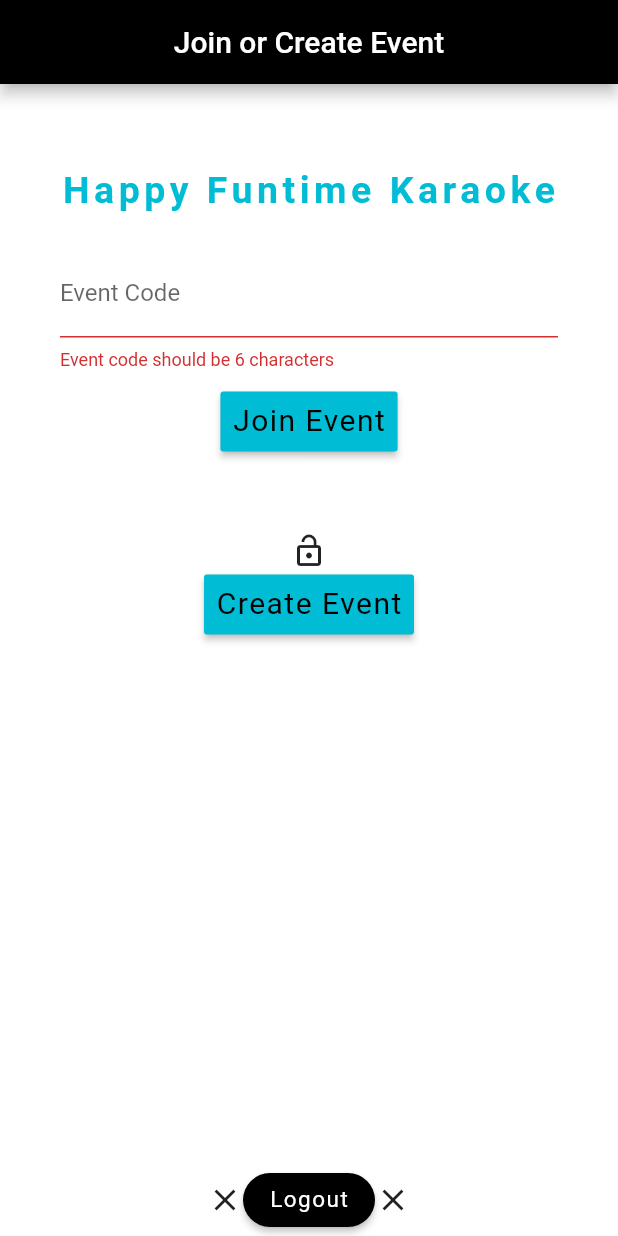
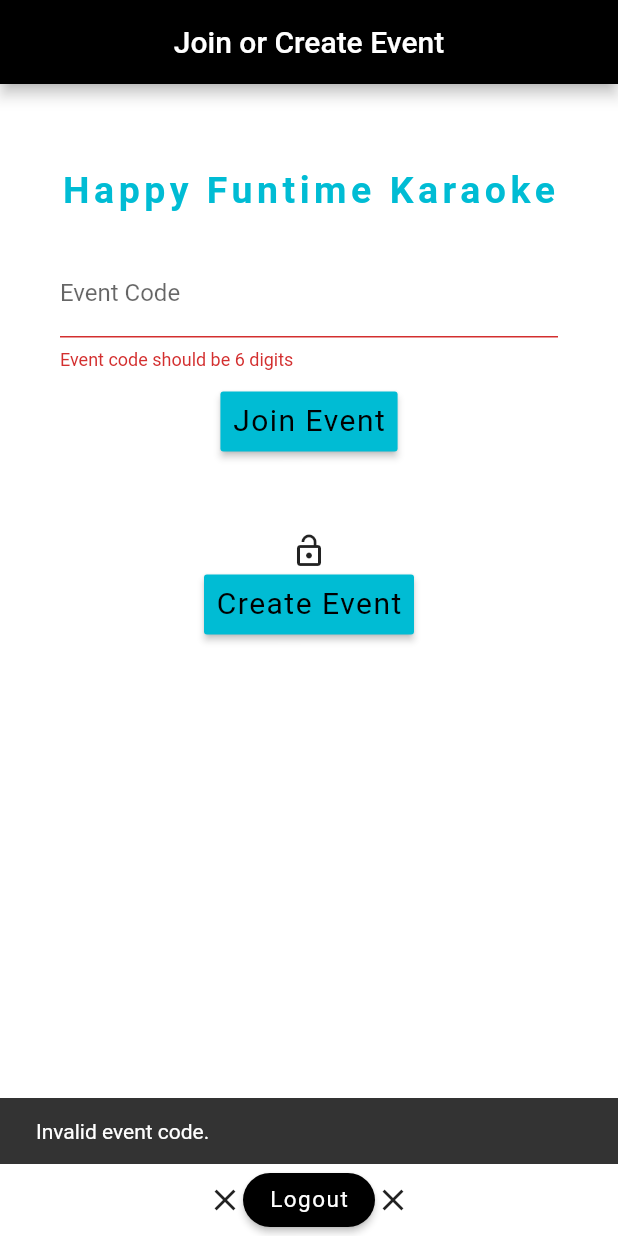
Before and after one commit to EvanRhoades/CSC490-Karaoke-App, a Flutter app: the JoinOrCreatePage screen opened directly, after a tap on "Join Event", on a phone screen of 412 x 824 dp. Run offline on Flutter 3.47's test engine with Material 2 defaults, Android fonts, the phone set to English and light mode, and no system bars.

Commit message:
added a lot of comments and made tweaks here and there

```diff
--- a/karaoke490/lib/create_account_page.dart
+++ b/karaoke490/lib/create_account_page.dart
@@ -65,6 +65,7 @@ class _CreatePageState extends State<CreatePage> {
         title: new Text("Create Account"),
       ),
       backgroundColor: Colors.white,
+      // widget that contains pretty much everything on this page
       body: new ListView(children: <Widget>[
         new Container(
           alignment: Alignment.center,
--- a/karaoke490/lib/join_or_create.dart
+++ b/karaoke490/lib/join_or_create.dart
@@ -14,17 +14,6 @@ class _JoinOrCreatePageState extends State<JoinOrCreatePage> {
   final formKey3 = new GlobalKey<FormState>();
   String _eventCodeUser;
 
-  _JoinOrCreatePageState() {
-    // SEAN: INSERT CODE HERE
-    // check if this user is a DJ or not
-    // we should get this value when the user logs in
-
-    //NO CODE NEEDS TO BE DONE HERE BECAUSE THE DJ ID IS RETRIEVED UPON LOGIN
-
-    // this is how you access the global variables from "globals.dart"
-    // globals.isDJ = true;
-  }
-
   // adjust color of button depending on whether or not the user is a DJ
   Color _buttonColor() {
     if (globals.isDJ)
@@ -35,20 +24,42 @@ class _JoinOrCreatePageState extends State<JoinOrCreatePage> {
 
   // what happens when the user clicks "Join Karaoke Event"
   void _routeJoin() {
+
     // first we grab the formKey as it currently stands
     final form = formKey3.currentState;
 
     // I set this to true to test the routing, this should normally be initialized to false
     bool eventCodeExists = true;
     // SEAN: INSERT CODE HERE
-    // check if this event code exists
+    // 1. check if this event code exists
 
-    // if the input is syntactically valid, we save it
+
+    // if the input is syntactically valid, we save it and move to the next page
     if (form.validate() && eventCodeExists) {
       form.save();
 
+      /*
+         SEAN:
+         This is when we pull the event data & songlist
+         Variables:
+          Songlist Stuff:
+            a) globals.djSonglist
+            b) globals.djArtistlist
+          Event Queue Stuff:
+            a) globals.participantList
+            b) globals.participantSongs
+      */
+
       Navigator.push(context,
           new MaterialPageRoute(builder: (context) => new ChooseSongPage()));
+    }
+    // if not, let the user know
+    else{
+      final snackbar2 = new SnackBar(
+        content:
+        new Text("Invalid event code."),
+      );
+      scaffoldKey3.currentState.showSnackBar(snackbar2);
     }
   }
 
@@ -57,6 +68,7 @@ class _JoinOrCreatePageState extends State<JoinOrCreatePage> {
     if (globals.isDJ)
       Navigator.push(context,
           new MaterialPageRoute(builder: (context) => new QueueDjPage()));
+    // if the user is not a DJ, let them know that they cannot create an event
     else {
       final snackbar = new SnackBar(
         content:
@@ -67,16 +79,25 @@ class _JoinOrCreatePageState extends State<JoinOrCreatePage> {
     }
   }
 
+  // these variables exist to adjust the visual display of the logout button when pressed
   Color backColor = Colors.white;
   bool yesNoVisible = false;
   IconData beginIcon = Icons.close;
   bool userLeaving = false;
   String leaveButtonText = "Logout";
   Color beginColor = Colors.black;
-  // if participant is trying to finish event, display "Yes" and "no" buttons
+
+  // if participant is trying to logout, display "Yes" and "no" buttons
   void yesOrNo(bool yesNo) {
-    // if yes, exit event
+    // if yes, logout
     if (yesNo) {
+      /*
+        SEAN:
+        So at this point the user wants to logout.  At this point, the user would not
+        be in an event or be managing an event, but maybe the server needs to know
+        if a user logs out...?  I'm not sure.
+       */
+
       Navigator.push(context,
           new MaterialPageRoute(builder: (context) => new LoginPage()));
     }
@@ -103,9 +124,12 @@ class _JoinOrCreatePageState extends State<JoinOrCreatePage> {
     }
   }
 
+  // when user presses "logout", this method is used to help facilitate the button changes
+  // for transitioning to "are you sure?"
   Row exitButton() {
     return new Row(mainAxisAlignment: MainAxisAlignment.center, children: <
         Widget>[
+          // if the user has tried to logout, display this button
       yesNoVisible
           ? new RaisedButton(
         shape: new RoundedRectangleBorder(
@@ -125,11 +149,12 @@ class _JoinOrCreatePageState extends State<JoinOrCreatePage> {
         splashColor: Colors.cyan,
         padding:
         EdgeInsets.only(left: 4.0, right: 4.0, bottom: 6.0, top: 2.0),
+        // if they press this button ("yes"), continue with logout process
         onPressed: () => yesOrNo(true),
       )
           : new Text(""),
       new Icon(beginIcon),
-      // begins the event
+      // this "button" really just displays "are you sure?"
       new RaisedButton(
         shape: new RoundedRectangleBorder(
             borderRadius: new BorderRadius.circular(30.0)),
@@ -149,6 +174,7 @@ class _JoinOrCreatePageState extends State<JoinOrCreatePage> {
         onPressed: dblCheckLeave,
       ),
       new Icon(beginIcon),
+      // if user changes their mind and presses "no", go back to previous state
       yesNoVisible
           ? new RaisedButton(
         shape: new RoundedRectangleBorder(
@@ -174,17 +200,8 @@ class _JoinOrCreatePageState extends State<JoinOrCreatePage> {
     ]);
   }
 
-  void _logout() {
-    /*
-      SEAN:
-      I'm assuming the server will keep track of who is logged in or not.  If so,
-      this would be the time to let the server know that the user is logging out.
-     */
-
-    Navigator.push(context,
-        new MaterialPageRoute(builder: (context) => new LoginPage()));
-  }
-
+  // the icon that is displayed above "create event" button
+  // it changes depending on whether or not the user is a DJ
   IconData whichIcon() {
     IconData lockOrUnlock;
 
@@ -207,7 +224,9 @@ class _JoinOrCreatePageState extends State<JoinOrCreatePage> {
       ),
       backgroundColor: Colors.white,
       bottomNavigationBar: exitButton(),
+      // this is the widget where everything on this page is displayed (more or less)
       body: new ListView(children: <Widget>[
+        // text containing app name
         new Container(
           alignment: Alignment.center,
           child: new RichText(
@@ -223,6 +242,7 @@ class _JoinOrCreatePageState extends State<JoinOrCreatePage> {
             ),
           ),
         ),
+        // event code form and button that goes with it
         new Container(
           alignment: Alignment.center,
           padding: const EdgeInsets.only(top: 10.0, left: 40.0, right: 40.0),
@@ -234,7 +254,7 @@ class _JoinOrCreatePageState extends State<JoinOrCreatePage> {
                   style: TextStyle(color: Colors.black),
                   // validates email input; val = user input
                   validator: (val) => val.length < 6
-                      ? 'Event code should be 6 characters'
+                      ? 'Event code should be 6 digits'
                       : null,
                   // assigns user input to appropriate variable
                   onSaved: (val) => _eventCodeUser = val,
@@ -265,6 +285,7 @@ class _JoinOrCreatePageState extends State<JoinOrCreatePage> {
           padding: const EdgeInsets.only(top: 50.0),
         ),
         new Icon(whichIcon()),
+        // create event button
         new Container(
           alignment: Alignment.center,
           child: new RaisedButton(
--- a/karaoke490/lib/queue_dj_page.dart
+++ b/karaoke490/lib/queue_dj_page.dart
@@ -166,6 +166,10 @@ class _QueueDjPageState extends State<QueueDjPage>
     }
   }
 
+  /*
+      adjusts color of currently singing participant in queue, only activates
+      if the event has begun
+   */
   Color currentlySinging(int index) {
     if (eventOngoing) {
       if (index == 0) {
@@ -180,6 +184,7 @@ class _QueueDjPageState extends State<QueueDjPage>
     return editColor2;
   }
 
+  // deletes the top participant from the queue, moves everyone else up one.
   void nextUp(){
     if (globals.participantList.length == 0) {
       setState(() {});
@@ -332,6 +337,7 @@ class _QueueDjPageState extends State<QueueDjPage>
             new Row(
                 mainAxisAlignment: MainAxisAlignment.center,
                 children: <Widget>[
+                  // if the user has tried to leave event, display this button
                   yesNoVisible
                       ? new RaisedButton(
                           shape: new RoundedRectangleBorder(
@@ -355,7 +361,7 @@ class _QueueDjPageState extends State<QueueDjPage>
                         )
                       : new Text(""),
                   new Icon(beginIcon),
-                  // begins the event
+                  // begins the event (changes to "finish event" and then "are you sure?)
                   new RaisedButton(
                     shape: new RoundedRectangleBorder(
                         borderRadius: new BorderRadius.circular(30.0)),
@@ -376,6 +382,7 @@ class _QueueDjPageState extends State<QueueDjPage>
                     onPressed: beginEvent,
                   ),
                   new Icon(beginIcon),
+                  // if user changes their mind and presses "no", go back to previous state
                   yesNoVisible
                       ? new RaisedButton(
                           shape: new RoundedRectangleBorder(
```
Also changed, not shown: karaoke490/lib/choose_song_page.dart (+17 -4 lines), karaoke490/lib/login_page.dart (+16 -5 lines), karaoke490/lib/queue_info_page.dart (+36 -1 lines).
